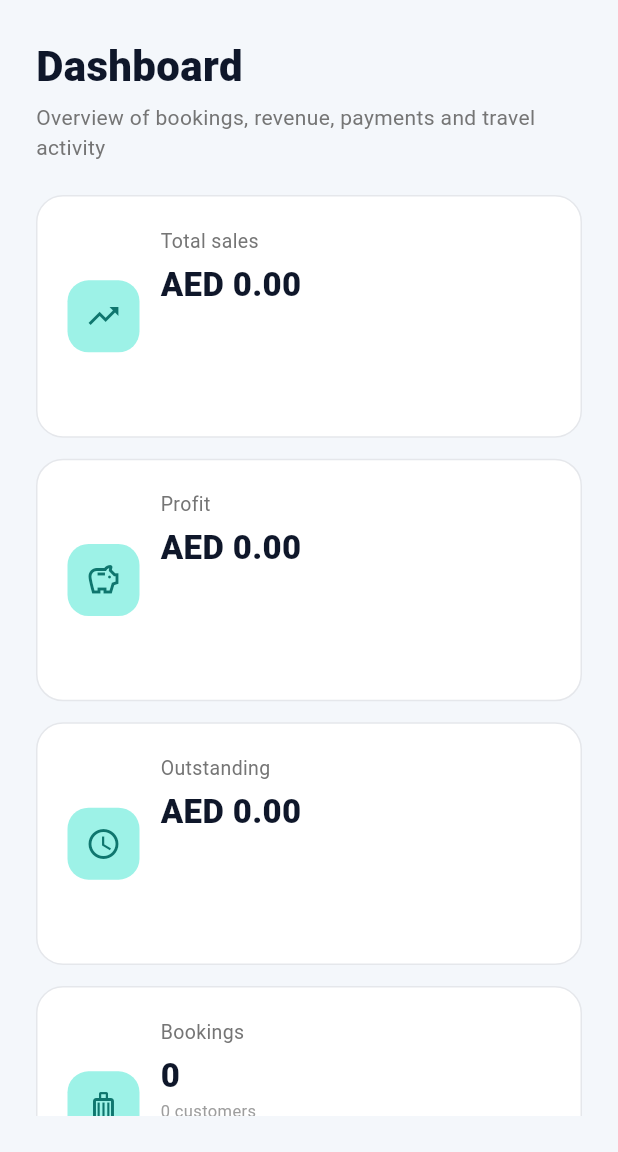
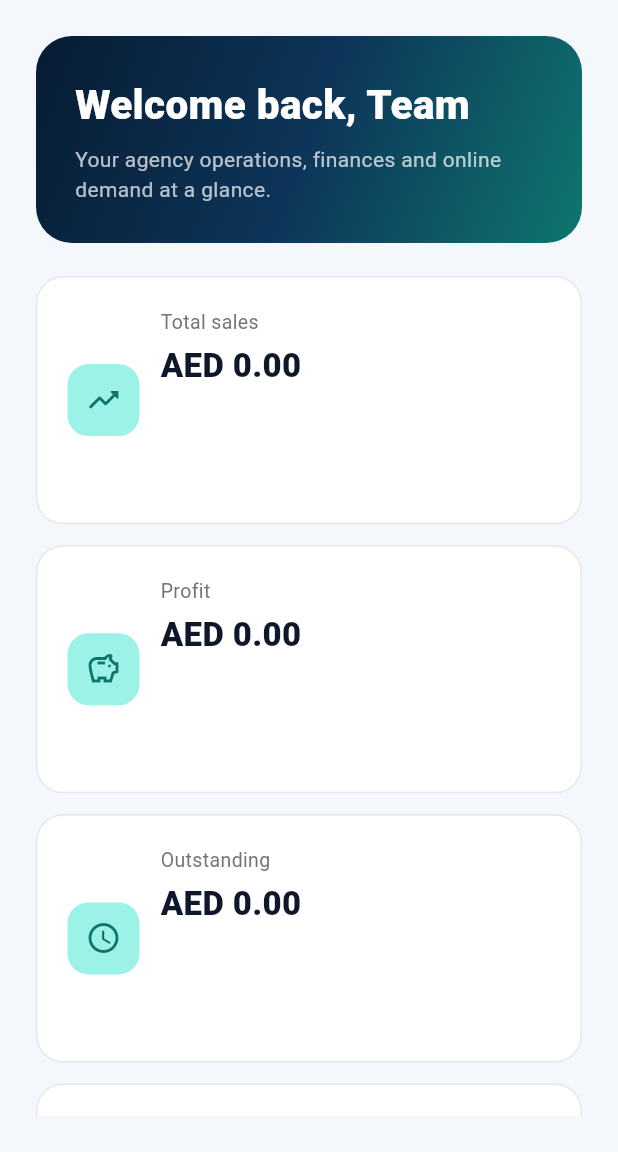
Before and after one commit to azoze2423-cyber/travelflow, a Flutter app: the HomeShell screen opened directly with empty values, on a phone screen of 412 x 824 dp, the part 84-1236 px from its top. Run offline on Flutter 3.47's test engine with Material 3 defaults, Android fonts, the phone set to English and light mode, and no system bars; our stand-ins replace pdf, printing, shared_preferences; accounts and stored records are empty; network calls fail.

Commit message:
Upgrade dashboard with premium overview and online demand

```diff
--- a/lib/screens/dashboard_page.dart
+++ b/lib/screens/dashboard_page.dart
@@ -9,72 +9,165 @@ class DashboardPage extends StatelessWidget {
   @override
   Widget build(BuildContext context) {
     final width = MediaQuery.of(context).size.width;
-    final cols = width > 1250 ? 4 : width > 760 ? 2 : 1;
+    final cols = width > 1320 ? 4 : width > 760 ? 2 : 1;
     final recent = store.bookings.reversed.take(5).toList();
+    final newOnline = store.portalRequests.where((e) => e.status == 'New').length;
+
     return SingleChildScrollView(
       child: Column(crossAxisAlignment: CrossAxisAlignment.start, children: [
-        PageHeader(title: 'Dashboard', subtitle: 'Overview of bookings, revenue, payments and travel activity'),
+        Container(
+          padding: const EdgeInsets.all(26),
+          decoration: BoxDecoration(
+            gradient: const LinearGradient(
+              begin: Alignment.topLeft,
+              end: Alignment.bottomRight,
+              colors: [Color(0xFF071C33), Color(0xFF0D3559), Color(0xFF0F766E)],
+            ),
+            borderRadius: BorderRadius.circular(24),
+          ),
+          child: Row(
+            children: [
+              Expanded(
+                child: Column(crossAxisAlignment: CrossAxisAlignment.start, children: [
+                  Text(
+                    'Welcome back, ${store.currentUserName.isEmpty ? 'Team' : store.currentUserName}',
+                    style: const TextStyle(color: Colors.white, fontSize: 27, fontWeight: FontWeight.w900),
+                  ),
+                  const SizedBox(height: 7),
+                  const Text(
+                    'Your agency operations, finances and online demand at a glance.',
+                    style: TextStyle(color: Colors.white70, fontSize: 14),
+                  ),
+                ]),
+              ),
+              if (width > 800)
+                Container(
+                  padding: const EdgeInsets.symmetric(horizontal: 16, vertical: 11),
+                  decoration: BoxDecoration(color: Colors.white.withValues(alpha: .1), borderRadius: BorderRadius.circular(14)),
+                  child: Row(children: [
+                    const Icon(Icons.public_rounded, color: Color(0xFF99F6E4)),
+                    const SizedBox(width: 8),
+                    Text('$newOnline new online', style: const TextStyle(color: Colors.white, fontWeight: FontWeight.w800)),
+                  ]),
+                ),
+            ],
+          ),
+        ),
         const SizedBox(height: 22),
         GridView.count(
           crossAxisCount: cols,
           crossAxisSpacing: 14,
           mainAxisSpacing: 14,
-          childAspectRatio: 2.25,
+          childAspectRatio: 2.2,
           shrinkWrap: true,
           physics: const NeverScrollableScrollPhysics(),
           children: [
-            KpiCard(label: 'Total sales', value: money(store.totalSales, store.currency), icon: Icons.trending_up),
+            KpiCard(label: 'Total sales', value: money(store.totalSales, store.currency), icon: Icons.trending_up_rounded),
             KpiCard(label: 'Profit', value: money(store.totalProfit, store.currency), icon: Icons.savings_outlined),
-            KpiCard(label: 'Outstanding', value: money(store.outstanding, store.currency), icon: Icons.schedule),
-            KpiCard(label: 'Bookings', value: '${store.bookings.length}', icon: Icons.luggage_outlined, caption: '${store.customers.length} customers'),
+            KpiCard(label: 'Outstanding', value: money(store.outstanding, store.currency), icon: Icons.schedule_rounded),
+            KpiCard(label: 'Online requests', value: '${store.portalRequests.length}', icon: Icons.public_outlined, caption: '$newOnline new'),
           ],
         ),
         const SizedBox(height: 22),
-        LayoutBuilder(builder: (context, c) {
-          final vertical = c.maxWidth < 900;
+        LayoutBuilder(builder: (context, box) {
+          final vertical = box.maxWidth < 900;
           final recentCard = _recentBookings(recent);
-          final alertsCard = _alerts();
-          return vertical ? Column(children: [recentCard, const SizedBox(height: 16), alertsCard]) : Row(crossAxisAlignment: CrossAxisAlignment.start, children: [Expanded(flex: 2, child: recentCard), const SizedBox(width: 16), Expanded(child: alertsCard)]);
+          final actionCard = _actionCenter();
+          return vertical
+              ? Column(children: [recentCard, const SizedBox(height: 16), actionCard])
+              : Row(
+                  crossAxisAlignment: CrossAxisAlignment.start,
+                  children: [
+                    Expanded(flex: 2, child: recentCard),
+                    const SizedBox(width: 16),
+                    Expanded(child: actionCard),
+                  ],
+                );
         }),
       ]),
     );
   }
 
   Widget _recentBookings(List recent) => Container(
-    padding: const EdgeInsets.all(20),
-    decoration: BoxDecoration(color: Colors.white, borderRadius: BorderRadius.circular(18), border: Border.all(color: const Color(0xFFE5E7EB))),
+        padding: const EdgeInsets.all(22),
+        decoration: BoxDecoration(
+          color: Colors.white,
+          borderRadius: BorderRadius.circular(22),
+          border: Border.all(color: const Color(0xFFE5E7EB)),
+        ),
         child: Column(crossAxisAlignment: CrossAxisAlignment.start, children: [
-      const Text('Recent bookings', style: TextStyle(fontSize: 18, fontWeight: FontWeight.w800)),
+          const Row(children: [
+            Icon(Icons.history_rounded, color: Color(0xFF0F766E)),
+            SizedBox(width: 9),
+            Text('Recent bookings', style: TextStyle(fontSize: 18, fontWeight: FontWeight.w900)),
+          ]),
           const SizedBox(height: 14),
           if (recent.isEmpty) const Padding(padding: EdgeInsets.all(20), child: Text('No bookings yet.')),
           for (final b in recent)
-        Padding(
-          padding: const EdgeInsets.symmetric(vertical: 8),
+            Container(
+              margin: const EdgeInsets.only(bottom: 8),
+              padding: const EdgeInsets.symmetric(vertical: 9, horizontal: 4),
               child: Row(children: [
-            const CircleAvatar(child: Icon(Icons.flight, size: 18)),
+                Container(
+                  width: 42,
+                  height: 42,
+                  decoration: BoxDecoration(color: const Color(0xFFECFDF5), borderRadius: BorderRadius.circular(13)),
+                  child: const Icon(Icons.flight_rounded, size: 19, color: Color(0xFF0F766E)),
+                ),
                 const SizedBox(width: 12),
-            Expanded(child: Column(crossAxisAlignment: CrossAxisAlignment.start, children: [Text(store.customerById(b.customerId)?.name ?? 'Unknown', style: const TextStyle(fontWeight: FontWeight.w700)), Text('${b.type} • ${b.destination} • ${b.travelDate}', style: const TextStyle(fontSize: 12, color: Colors.grey))])),
+                Expanded(
+                  child: Column(crossAxisAlignment: CrossAxisAlignment.start, children: [
+                    Text(store.customerById(b.customerId)?.name ?? 'Unknown', style: const TextStyle(fontWeight: FontWeight.w800)),
+                    const SizedBox(height: 2),
+                    Text('${b.type} • ${b.destination} • ${b.travelDate}', style: const TextStyle(fontSize: 12, color: Color(0xFF64748B))),
+                  ]),
+                ),
                 StatusPill(b.status),
               ]),
             ),
         ]),
       );
 
-  Widget _alerts() {
+  Widget _actionCenter() {
     final unpaid = store.bookings.where((b) => store.paidForBooking(b.id) < b.salePrice).length;
-    final visaPending = store.visas.where((v) => !['Approved','Rejected'].contains(v.status)).length;
+    final visaPending = store.visas.where((v) => !['Approved', 'Rejected'].contains(v.status)).length;
+    final newOnline = store.portalRequests.where((e) => e.status == 'New').length;
     return Container(
-      padding: const EdgeInsets.all(20),
-      decoration: BoxDecoration(color: Colors.white, borderRadius: BorderRadius.circular(18), border: Border.all(color: const Color(0xFFE5E7EB))),
+      padding: const EdgeInsets.all(22),
+      decoration: BoxDecoration(
+        color: Colors.white,
+        borderRadius: BorderRadius.circular(22),
+        border: Border.all(color: const Color(0xFFE5E7EB)),
+      ),
       child: Column(crossAxisAlignment: CrossAxisAlignment.start, children: [
-        const Text('Action center', style: TextStyle(fontSize: 18, fontWeight: FontWeight.w800)),
-        const SizedBox(height: 16),
-        _alert(Icons.payments_outlined, '$unpaid bookings have pending balances'),
-        _alert(Icons.description_outlined, '$visaPending visa applications need attention'),
-        _alert(Icons.badge_outlined, '${store.customers.length} customer profiles in the system'),
+        const Row(children: [
+          Icon(Icons.bolt_rounded, color: Color(0xFF0F766E)),
+          SizedBox(width: 9),
+          Text('Action center', style: TextStyle(fontSize: 18, fontWeight: FontWeight.w900)),
+        ]),
+        const SizedBox(height: 18),
+        _alert(Icons.public_outlined, '$newOnline online requests waiting'),
+        _alert(Icons.payments_outlined, '$unpaid bookings with pending balances'),
+        _alert(Icons.description_outlined, '$visaPending visa cases need attention'),
+        _alert(Icons.people_outline, '${store.customers.length} customer profiles'),
       ]),
     );
   }
 
-  Widget _alert(IconData icon, String text) => Padding(padding: const EdgeInsets.only(bottom: 14), child: Row(crossAxisAlignment: CrossAxisAlignment.start, children: [Icon(icon, size: 20, color: const Color(0xFF2563EB)), const SizedBox(width: 10), Expanded(child: Text(text))]));
+  Widget _alert(IconData icon, String text) => Padding(
+        padding: const EdgeInsets.only(bottom: 15),
+        child: Row(
+          crossAxisAlignment: CrossAxisAlignment.start,
+          children: [
+            Container(
+              width: 34,
+              height: 34,
+              decoration: BoxDecoration(color: const Color(0xFFF0FDFA), borderRadius: BorderRadius.circular(10)),
+              child: Icon(icon, size: 18, color: const Color(0xFF0F766E)),
+            ),
+            const SizedBox(width: 10),
+            Expanded(child: Padding(padding: const EdgeInsets.only(top: 7), child: Text(text))),
+          ],
+        ),
+      );
 }
```
Lines whose indentation alone changed are shown as unchanged.
